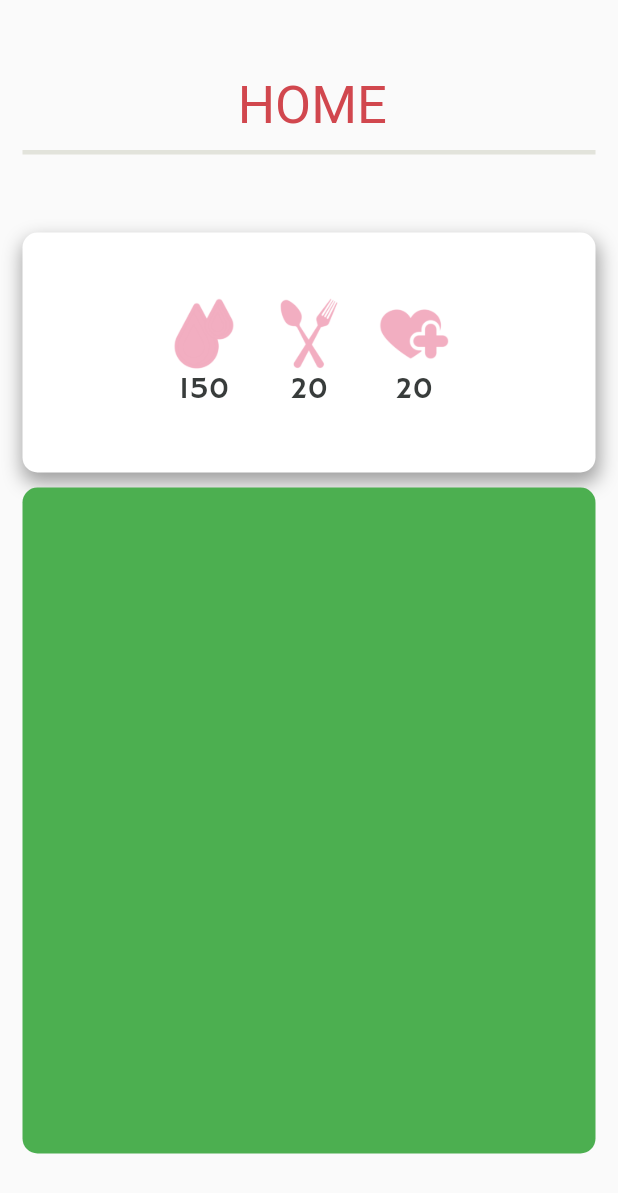
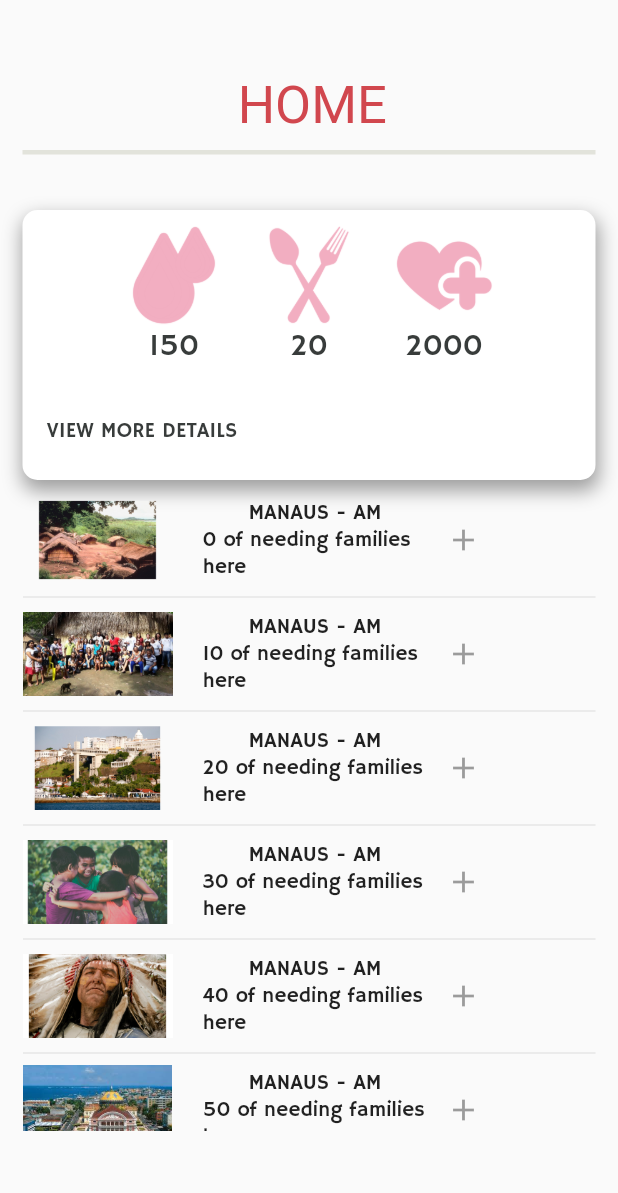
Before and after one commit to manbbo/call_for_help, a Flutter app: the Home screen opened directly, on a phone screen of 412 x 824 dp. Shown: the top 1193 px of the screen. Run offline on Flutter 3.47's test engine with Material 2 defaults, Android fonts, the phone set to English and light mode, and no system bars; our stand-ins replace carousel_slider, webview_flutter.

Commit message:
Adicionado alguns "artigos" na tela Home, que podem ser clicados e levará a outra tela (futuramente implementado)

```diff
--- a/lib/home.dart
+++ b/lib/home.dart
@@ -9,6 +9,18 @@ class Home extends StatefulWidget {
 }
 
 class _HomeState extends State<Home> {
+  List<Widget> homeItems = List<Widget>();
+
+  @override
+  void initState() {
+    // TODO: implement initState
+
+    super.initState();
+    for (int i=0; i< 7; i++) {
+      homeItems.add(new HomeItem(communityNum: i, community_state: "MANAUS - AM", num_needing: 10*i,));
+    }
+  }
+
   @override
   Widget build(BuildContext context) {
     return Scaffold(
@@ -34,7 +46,7 @@ class _HomeState extends State<Home> {
             ),
           ),
           Container(
-            padding: EdgeInsets.only(top: 100),
+            padding: EdgeInsets.only(top: 70),
             child: Column(
               mainAxisAlignment: MainAxisAlignment.center,
               children: <Widget>[
@@ -42,7 +54,7 @@ class _HomeState extends State<Home> {
                   alignment: Alignment.center,
                   child: Container(
                     width: MediaQuery.of(context).size.width-30,
-                    height: 160,
+                    height: 180,
                     decoration: BoxDecoration(
                       color: Colors.white,
                       borderRadius: BorderRadius.circular(10),
@@ -60,8 +72,8 @@ class _HomeState extends State<Home> {
                             new Column(
                               children: <Widget>[
                                 new Container(
-                                  width: 50,
-                                  height: 50,
+                                  width: 70,
+                                  height: 70,
                                   child: Image.asset('assets/images/sanitation.png'),
                                 ),
                                 new Container(
@@ -73,8 +85,8 @@ class _HomeState extends State<Home> {
                             new Column(
                               children: <Widget>[
                                 new Container(
-                                  width: 50,
-                                  height: 50,
+                                  width: 70,
+                                  height: 70,
                                   child: Image.asset('assets/images/food.png'),
                                 ),
                                 new Container(
@@ -86,18 +98,30 @@ class _HomeState extends State<Home> {
                             new Column(
                               children: <Widget>[
                                 new Container(
-                                  width: 50,
-                                  height: 50,
+                                  width: 70,
+                                  height: 70,
                                   child: Image.asset('assets/images/health.png'),
                                 ),
                                 new Container(
-                                  child: Text('20', style: TextStyle(fontSize: 20, color: Color.fromRGBO(56, 60, 59, 1)),),
+                                  child: Text('2000', style: TextStyle(fontSize: 20, color: Color.fromRGBO(56, 60, 59, 1)),),
                                 )
                               ],
                             ),
                           ],
                         ),
-                        new Row()
+                        new Container(
+                          child: Row(
+                            children: <Widget>[
+                              new Container(
+                                child: FlatButton(
+                                  child: Text('VIEW MORE DETAILS'.toUpperCase(), style: TextStyle(color: Color.fromRGBO(56, 60, 59, 1)),),
+                                  onPressed: ()=>{},
+                                ),
+                                padding: EdgeInsets.only(top: 20),
+                              )
+                            ],
+                          ),
+                        )
                       ],
                     ),
                   ),
@@ -105,11 +129,13 @@ class _HomeState extends State<Home> {
                 new Container(height: 10,),
                 new Container(
                     width: MediaQuery.of(context).size.width-30,
-                  height: MediaQuery.of(context).size.height - 380,
+                  height: MediaQuery.of(context).size.height - 400,
                   decoration: BoxDecoration(
-                      color: Colors.green,
                       borderRadius: BorderRadius.circular(10)
                   ),
+                  child: ListView.separated(itemBuilder: (BuildContext build, int index) => homeItems[index],
+                      separatorBuilder: (context, index) => Divider(),
+                      itemCount: homeItems.length)
                 )
               ],
             ),
@@ -119,3 +145,40 @@ class _HomeState extends State<Home> {
     );
   }
 }
+//
+class HomeItem extends StatefulWidget {
+  int communityNum; String community_state; int num_needing;
+
+  HomeItem({Key key, this.communityNum, this.community_state, this.num_needing}) : super(key: key);
+  @override
+  _HomeItemState createState() => _HomeItemState();
+}
+
+class _HomeItemState extends State<HomeItem> {
+  @override
+  Widget build(BuildContext context) {
+    // TODO: implement build
+    return new Row(
+      children: <Widget>[
+        Container(
+          child: Image.asset('assets/images/community${widget.communityNum}.png'),
+          width: 100,
+          height: 60,
+        ),
+        new Container(
+          padding: EdgeInsets.only(left: 20),
+          width: 170,
+          child: Column(
+            children: <Widget>[
+              Text('${widget.community_state}'),
+              Text('${widget.num_needing} of needing families here')
+            ],
+          ),
+        ),
+        IconButton(
+          icon: Icon(Icons.add),
+        )
+      ],
+    );;
+  }
+}
```
Also changed, not shown: assets/images/community1.png (renamed from assets/images/community1.jpeg), assets/images/community5.png (renamed from assets/images/community5.jpg).
